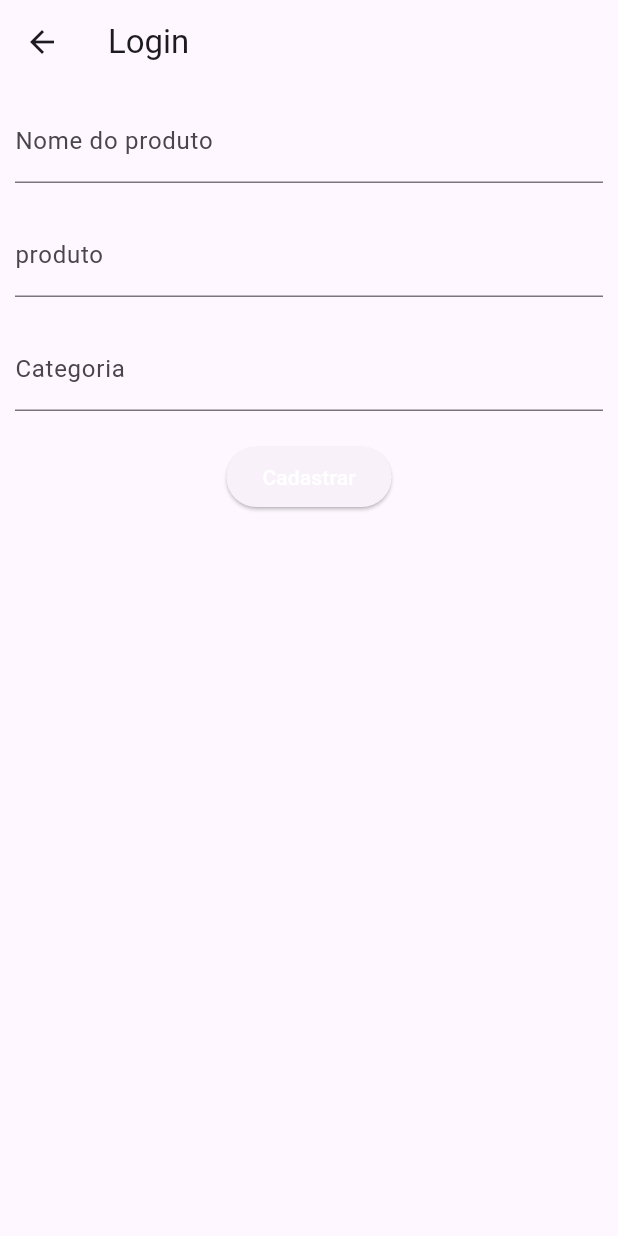
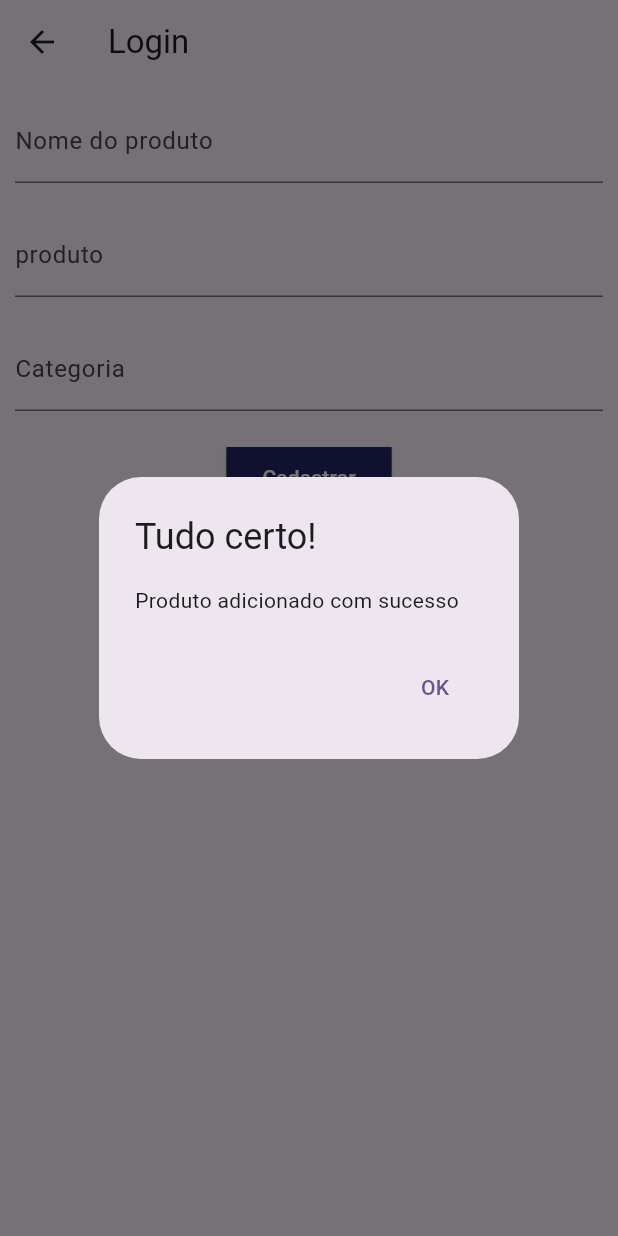
Before and after one commit to gabrielbueno99/orderplaced, a Flutter app: the AddProduct screen opened by its route, after a tap on "Cadastrar", on a phone screen of 412 x 824 dp. Run offline on Flutter 3.47's test engine with Material 3 defaults, Android fonts, the phone set to English and light mode, and no system bars; our stand-ins replace cloud_firestore, firebase_auth, firebase_core; accounts and stored records are empty.

Commit message:
revision in a project

```diff
--- a/lib/db/models/orders.dart
+++ b/lib/db/models/orders.dart
@@ -7,7 +7,6 @@ class ProductInOrder {
 
   ProductInOrder({required this.name, required this.qty, required this.value});
 
-  // Add fromJson and toJson methods for Product if needed
   factory ProductInOrder.fromJson(Map<String, dynamic> json) {
     return ProductInOrder(
       name: json['product'] as String? ?? '',
--- a/lib/db/services/DatabaseService.dart
+++ b/lib/db/services/DatabaseService.dart
@@ -51,7 +51,6 @@ class DatabaseService {
         .get();
 
     if (querySnapshot.docs.isNotEmpty) {
-      print(querySnapshot.docs.first.id);
       return querySnapshot.docs.first.id;
     } else {
       return null;
--- a/lib/main.dart
+++ b/lib/main.dart
@@ -34,7 +34,6 @@ Future main() async{
 class MyApp extends StatelessWidget {
   const MyApp({super.key});
 
-  // This widget is the root of your application.
   @override
   Widget build(BuildContext context) {
     return MaterialApp(
--- a/lib/provider/cardprovider.dart
+++ b/lib/provider/cardprovider.dart
@@ -1,5 +1,4 @@
 import 'package:flutter/material.dart';
-import 'package:orderplaced/db/models/orders.dart';
 
 class CartProvider extends ChangeNotifier {
   int _itemCount = 0;
--- a/lib/routes/private/addProduct.dart
+++ b/lib/routes/private/addProduct.dart
@@ -1,6 +1,7 @@
 import 'package:flutter/material.dart';
 import 'package:orderplaced/db/models/product.dart';
 import 'package:orderplaced/db/services/DatabaseService.dart';
+import 'package:orderplaced/widgets/modal.dart';
 
 class AddProduct extends StatefulWidget {
   const AddProduct({super.key});
@@ -15,7 +16,6 @@ class _AddProductState extends State<AddProduct> {
   final _controllerValor = TextEditingController();
   final _controllerCategoria = TextEditingController();
   DatabaseService _databaseService = DatabaseService();
-  // final product = Product();
 
   @override
   void dispose() {
@@ -77,6 +77,12 @@ class _AddProductState extends State<AddProduct> {
                 },
 
                 child: Text('Cadastrar', style: TextStyle(color: Colors.white),),
+                style: ButtonStyle(
+                  backgroundColor: MaterialStateProperty.all(Color.fromARGB(239, 24, 27, 97)),
+                  shape: MaterialStateProperty.all(RoundedRectangleBorder(
+                    borderRadius: BorderRadius.circular(0.0),
+                  )),
+                ),
               ),
             ],
           ),
@@ -89,10 +95,20 @@ class _AddProductState extends State<AddProduct> {
    try {
      Product product = Product(product: _controllerProduto.text, value: _controllerValor.text, description: _controllerCategoria.text);
      _databaseService.addProduct(product);
+     showDialog(context: context, builder: (BuildContext context){
+       return ConfirmationDialog(title: 'Tudo certo!', message: 'Produto adicionado com sucesso');
+     });
    }catch (e) {
-     print('caiu no catch');
-     print(e);
+     showDialog(context: context, builder: (BuildContext context){
+       return ConfirmationDialog(title: 'Oops!', message: 'Algo deu errado');
+     });
+
    }
 
   }
+
+
+  showDialogconfirmation() {
+
+  }
 }
--- a/lib/routes/public/closeOrder.dart
+++ b/lib/routes/public/closeOrder.dart
@@ -58,7 +58,7 @@ class _CloseorderState extends State<Closeorder> {
                       return;
                     }
                   },
-                  child: Text('Realizar Pedido'), // Passado como argumento
+                  child: Text('Realizar Pedido'),
                 ),
                 ElevatedButton(
                   onPressed: () {
@@ -85,11 +85,10 @@ class _CloseorderState extends State<Closeorder> {
       Orders order = Orders(created: timestamp, finished: false, products: productsInOrder);
       String orderId = await  _databaseService.addOrder(order);
 
-      // Navegando para outra tela e passando o ID
       Navigator.pushNamed(
         context,
         '/orderdetail',
-        arguments: Arguments(orderId), // Passando o ID como argumento
+        arguments: Arguments(orderId),
       );
     } catch (e) {
       print('Erro ao adicionar order: $e');
--- a/lib/routes/public/home.dart
+++ b/lib/routes/public/home.dart
@@ -8,7 +8,6 @@ class Home extends StatelessWidget {
   Widget build(BuildContext context) {
     final args = ModalRoute.of(context)?.settings.arguments as Arguments?;
     final String orderId = args?.orderId ?? '';
-    print(orderId);
     return Scaffold(
       appBar: AppBar(
         actions: [
@@ -58,16 +57,16 @@ class Home extends StatelessWidget {
                 ),
               ],
             ),
-            // Exibindo os Rows condicionalmente
             Row(
               mainAxisAlignment: MainAxisAlignment.center,
               children: [
+                if(orderId.isNotEmpty)
                   ElevatedButton(
                     onPressed: () {
                       Navigator.pushNamed(
                         context,
                         '/orderdetail',
-                      arguments: Arguments(orderId), // Passando o ID como argumento
+                        arguments: Arguments(orderId),
                       );
                     },
                     style: ButtonStyle(
--- a/lib/routes/public/order.dart
+++ b/lib/routes/public/order.dart
@@ -1,7 +1,5 @@
-import 'package:flutter/gestures.dart';
 import 'package:flutter/material.dart';
 import 'package:orderplaced/db/services/DatabaseService.dart';
-import 'package:orderplaced/routes/private/addProduct.dart';
 import 'package:orderplaced/widgets/product.dart';
 import '../../db/models/product.dart';
 import '../../provider/cardprovider.dart';
--- /dev/null
+++ b/lib/widgets/modal.dart
@@ -0,0 +1,30 @@
+import 'package:flutter/material.dart';
+
+class ConfirmationDialog extends StatelessWidget {
+  final String title;
+  final String message;
+  final String buttonText;
+
+  const ConfirmationDialog({
+    Key? key,
+    required this.title,
+    required this.message,
+    this.buttonText = 'OK',
+  }) : super(key: key);
+
+  @override
+  Widget build(BuildContext context) {
+    return AlertDialog(
+      title: Text(title),
+      content: Text(message),
+      actions: [
+        TextButton(
+          onPressed: () {
+            Navigator.of(context).pop();
+          },
+          child: Text(buttonText),
+        ),
+      ],
+    );
+  }
+}
```
Also changed, not shown: lib/db/models/orderTimer.dart (added, +21 -0 lines), lib/provider/timerProvider.dart (added, +23 -0 lines), lib/routes/private/ordersTodo.dart (+23 -6 lines), lib/routes/public/login.dart (+4 -23 lines), lib/routes/public/orderDetailScreen.dart (+1 -6 lines), lib/widgets/product.dart (+3 -5 lines). Lines whose indentation alone changed are shown as unchanged.
